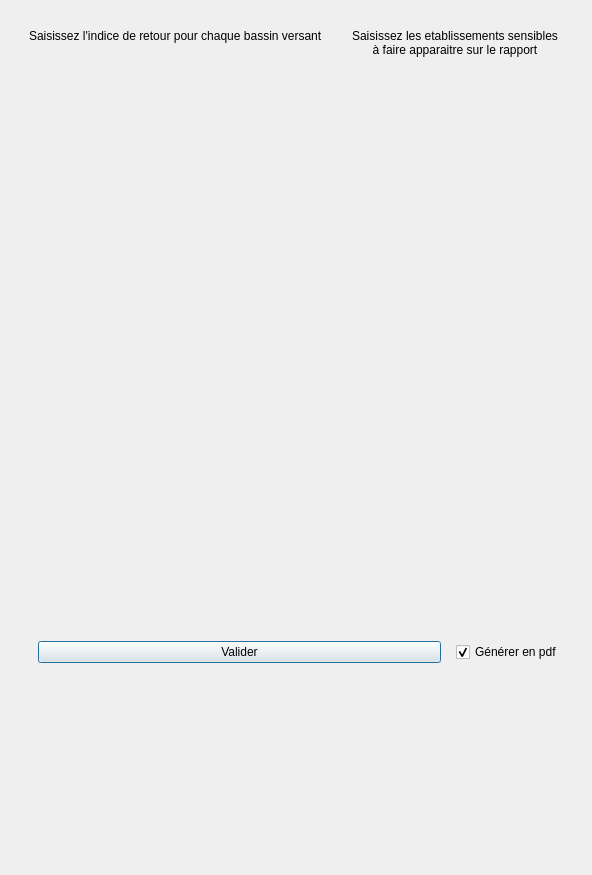
The window that DDTM_GenerationRapport_dialog_base.ui (LouisHgt/stage) describes before a commit, drawn with Qt 5.
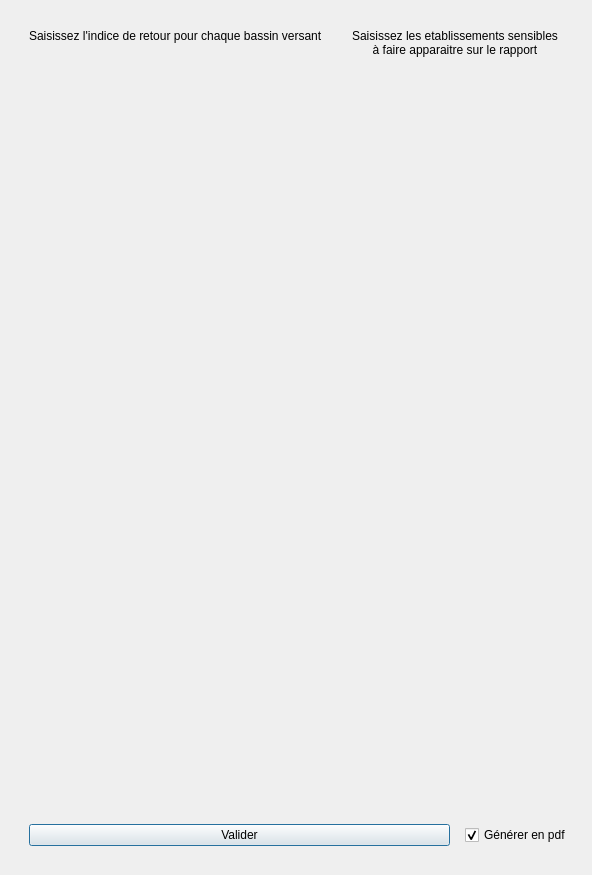
The same window after the commit.

Commit message: gestion de la checkbox quand bouton appuyé

The edit to the form file:
```diff
--- a/DDTM_GenerationRapport_dialog_base.ui
+++ b/DDTM_GenerationRapport_dialog_base.ui
@@ -83,6 +83,12 @@
         <property name="orientation">
          <enum>Qt::Vertical</enum>
         </property>
+        <property name="sizeHint" stdset="0">
+         <size>
+          <width>0</width>
+          <height>0</height>
+         </size>
+        </property>
        </spacer>
       </item>
       <item>
@@ -109,10 +115,9 @@
     </widget>
    </item>
    <item>
-    <widget class="QWidget" name="verticalWidget_2" native="true">
      <layout class="QVBoxLayout" name="container_footer">
       <item>
-       <widget class="QWidget" name="" native="true">
+      <widget class="QWidget" name="widget" native="true">
         <layout class="QHBoxLayout" name="container_validation">
          <item>
           <widget class="QWidget" name="verticalWidget" native="true">
@@ -154,7 +159,6 @@
        </widget>
       </item>
      </layout>
-    </widget>
    </item>
   </layout>
  </widget>
```
Lines whose indentation alone changed are shown as unchanged. The commit also changes 3 other files.
